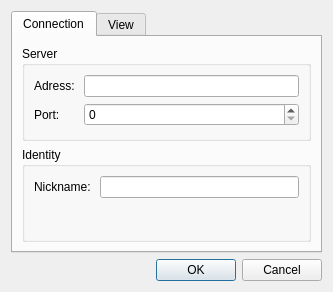
The window that client/ui/SettingsWindow.ui (7185/pimak-worlds) describes before a commit, drawn with Qt 5.
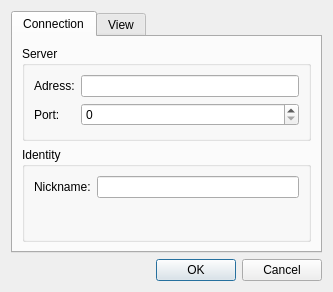
The same window after the commit. The open tabs and pages were chosen to show the change. Icons and pictures are not drawn.

Diff of the .ui file:
```diff
--- a/client/ui/SettingsWindow.ui
+++ b/client/ui/SettingsWindow.ui
@@ -42,7 +42,7 @@
             <item row="0" column="0">
              <widget class="QLabel" name="adressLabel">
               <property name="text">
-               <string>Adress: </string>
+               <string>Adress:</string>
               </property>
              </widget>
             </item>
@@ -82,7 +82,7 @@
             <item row="0" column="0">
              <widget class="QLabel" name="nicknameLabel">
               <property name="text">
-               <string>Nickname: </string>
+               <string>Nickname:</string>
               </property>
              </widget>
             </item>
```
Left out of the diff: 4 changed lines with no effect on the pictures.
